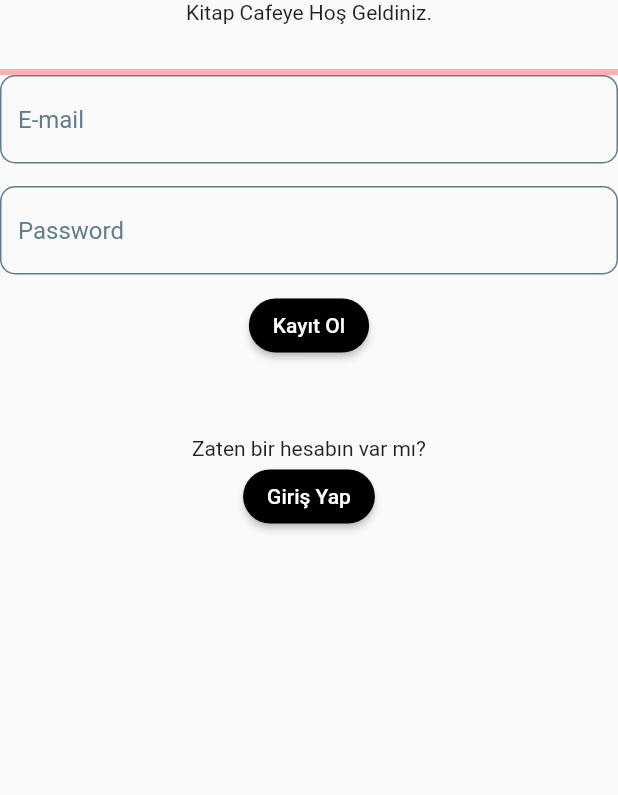
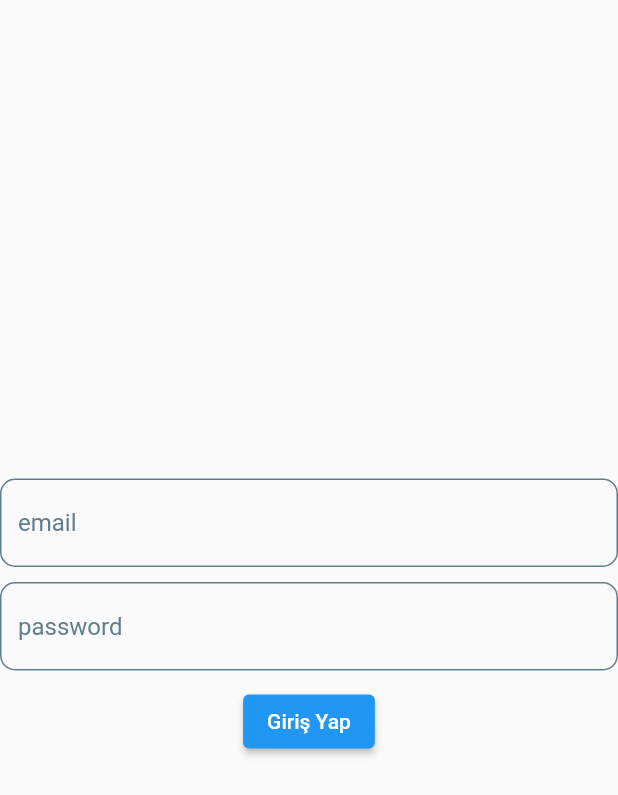
Before and after one commit to minaunal/BookCafe, a Flutter app: the Giris screen opened directly, on a phone screen of 412 x 824 dp. Shown: the top 795 px of the screen. Run offline on Flutter 3.47's test engine with Material 2 defaults, Android fonts, the light colour scheme and no system bars; our stand-ins replace firebase_auth, firebase_core, lottie; missing offline and left inert: flutter_animated_icons; accounts and stored records are empty.

Commit message:
kayıt ekranı tasarımı yapıldı, giriş ekranı kodları yazıldı

```diff
--- a/lib/anasayfa.dart
+++ /dev/null
@@ -1,2 +0,0 @@
-import 'package:flutter/material.dart';
-import 'package:firebase_auth/firebase_auth.dart';
--- /dev/null
+++ b/lib/giris.dart
@@ -0,0 +1,46 @@
+import 'package:fbase/main.dart';
+import 'package:fbase/kullaniciekrani.dart';
+import 'package:firebase_auth/firebase_auth.dart';
+import 'package:flutter/material.dart';
+import 'package:firebase_core/firebase_core.dart';
+
+class Giris extends StatefulWidget {
+  const Giris({super.key});
+
+  @override
+  State<Giris> createState() => _GirisState();
+}
+
+class _GirisState extends State<Giris> {
+  final _email = TextEditingController();
+  final _password = TextEditingController();
+  Future GirisYap() async {
+    await FirebaseAuth.instance.signInWithEmailAndPassword(
+      email: _email.text.trim(),
+      password: _password.text.trim(),
+    );
+
+  }
+  void func(){
+    return;
+  }
+
+  @override
+  Widget build(BuildContext context) {
+    return Scaffold(
+      body: Container(
+        child: Column(
+          mainAxisAlignment: MainAxisAlignment.center,
+      children: <Widget> [
+    TFdesign(alanadi: "email", onTap:func, degisken: _email),
+    TFdesign(alanadi: "password",onTap: func, degisken: _password),
+    ElevatedButton(onPressed: () {
+            Navigator.of(context).push(MaterialPageRoute(builder: (context) => Kullanici()));
+          },
+           child: Text("Giriş Yap"),),
+      ],
+      ),
+      ),
+    );
+  }
+}
--- a/lib/main.dart
+++ b/lib/main.dart
@@ -1,9 +1,10 @@
-import 'package:fbase/anasayfa.dart';
 import 'package:firebase_auth/firebase_auth.dart';
 import 'package:flutter/material.dart';
 import 'package:firebase_core/firebase_core.dart';
 import 'package:flutter_animated_icons/icons8.dart';
 import 'package:lottie/lottie.dart';
+
+import 'giris.dart';
 
 Future<void> main() async {
   WidgetsFlutterBinding.ensureInitialized();
@@ -18,10 +19,7 @@ class MyApp extends StatelessWidget {
     return MaterialApp(
       title: 'kitapcafe',
       initialRoute: "/",
-      routes: {
-        "/": (context) => Iskele(),
-       // "/anasayfa": (context) => AnaSayfa()
-      },
+      routes: {"/": (context) => Iskele(), "/anasayfa": (context) => Giris()},
     );
   }
 }
@@ -48,28 +46,31 @@ class _IskeleState extends State<Iskele> {
                   icon: Lottie.asset(Icons8.book,
                       height: 70, fit: BoxFit.fitHeight),
                   onPressed: null),
-              Giris(),
+              Kayit(),
             ]),
       ),
     );
   }
 }
 
-class Giris extends StatefulWidget {
-  const Giris({super.key});
+class Kayit extends StatefulWidget {
+  const Kayit({super.key});
 
   @override
-  State<Giris> createState() => _GirisState();
+  State<Kayit> createState() => _KayitState();
 }
 
-class _GirisState extends State<Giris> {
+class _KayitState extends State<Kayit> {
   final _email = TextEditingController();
   final _password = TextEditingController();
+  final _name = TextEditingController();
+  final _surname = TextEditingController();
   double _formProgress = 0;
+  bool _controlprogress=false;
 
   void _updateFormProgress() {
     var progress = 0.0;
-    var controllers = [_email, _password];
+    var controllers = [_email, _password,_name,_surname];
 
     for (var controller in controllers) {
       if (controller.value.text.isNotEmpty) {
@@ -78,6 +79,9 @@ class _GirisState extends State<Giris> {
     }
     setState(() {
       _formProgress = progress;
+      if(_formProgress==1){
+        _controlprogress=true;
+      }
     });
   }
 
@@ -86,88 +90,32 @@ class _GirisState extends State<Giris> {
         email: _email.text, password: _password.text);
   }
 
-  Future GirisYap() async {
-    await FirebaseAuth.instance.signInWithEmailAndPassword(
-      email: _email.text.trim(),
-      password: _password.text.trim(),
-    );
-    Navigator.pushNamed(context, '/anasayfa');
-  }
+
 
   @override
   Widget build(BuildContext context) {
-    return  Container(
+    return Container(
       child: Column(
-
         children: [
-
-            Text("Kitap Cafeye Hoş Geldiniz."),
+          Text("Chill & Study",
+          style: TextStyle(
+            fontFamily: 'Pacifico',
+            fontSize: 25,
+          ),),
           SizedBox(
             height: 30,
           ),
           AnimatedProgressIndicator(value: _formProgress),
-            TextField(
-              onChanged: (_email) {
-                _updateFormProgress();
-              },
-              style: TextStyle(color: Colors.black),
-              decoration: InputDecoration(
-                  enabledBorder: OutlineInputBorder(
-                    borderRadius: BorderRadius.circular(10),
-                    borderSide: BorderSide(
-                      color: Colors.blueGrey,
+          TFdesign(alanadi: "name", onTap:_updateFormProgress,degisken: _name),
+    TFdesign(alanadi: "surname", onTap:_updateFormProgress,degisken: _surname),
+          TFdesign(
+              alanadi: "email", onTap: _updateFormProgress, degisken: _email),
+          TFdesign(
+            alanadi: "password",
+            onTap: _updateFormProgress,
+            degisken: _password,
           ),
-                  ),
-                  focusedBorder: OutlineInputBorder(
-                    borderRadius: BorderRadius.circular(10),
-                    borderSide: BorderSide(
-                      color: Colors.black,
-                    ),
-                  ),
-                  hintText: "E-mail",
-                  hintStyle: TextStyle(color: Colors.blueGrey),
-                  border: OutlineInputBorder(
-                    borderRadius: BorderRadius.circular(10),
-                  )),
-              controller: _email,
-            ),
-            SizedBox(
-              height: 15,
-            ),
-            TextField(
-              onChanged: (_password) {
-                _updateFormProgress();
-              },
-              style: TextStyle(color: Colors.black),
-              decoration: InputDecoration(
-                  enabledBorder: OutlineInputBorder(
-                    borderRadius: BorderRadius.circular(10),
-                    borderSide: BorderSide(
-                      color: Colors.blueGrey,
-                    ),
-                  ),
-                  focusedBorder: OutlineInputBorder(
-                    borderRadius: BorderRadius.circular(10),
-                    borderSide: BorderSide(
-                      color: Colors.black,
-                    ),
-                  ),
-                  hintText: "Password",
-                  hintStyle: TextStyle(color: Colors.blueGrey),
-                  border: OutlineInputBorder(
-                    borderRadius: BorderRadius.circular(10),
-                  )),
-              controller: _password,
-            ),
-            SizedBox(
-              height: 10,
-            ),
-
-
-
-
           ElevatedButton(
-
             style: ElevatedButton.styleFrom(
               backgroundColor: Colors.black,
               foregroundColor: Colors.white,
@@ -175,16 +123,19 @@ class _GirisState extends State<Giris> {
                 borderRadius: BorderRadius.circular(32.0),
               ),
             ),
-                onPressed: KayitOl,
-                child: Text("Kayıt Ol"),
 
+            onPressed: _controlprogress ? () => KayitOl() : null,
+            child: Text("Sign in"),
           ),
           SizedBox(
             height: 50,
           ),
-            Text("Zaten bir hesabın var mı?"),
+          Text("Already have an account?"),
+          Text("Log in."),
+          Row(
+            mainAxisAlignment: MainAxisAlignment.center,
+            children: <Widget> [
           ElevatedButton(
-
             style: ElevatedButton.styleFrom(
               backgroundColor: Colors.black,
               foregroundColor: Colors.white,
@@ -192,9 +143,25 @@ class _GirisState extends State<Giris> {
                 borderRadius: BorderRadius.circular(32.0),
               ),
             ),
-                onPressed: GirisYap,
-                child: Text("Giriş Yap"),
-
+           onPressed: () {
+           // Navigator.of(context).push(MaterialPageRoute(builder: (context) => Giris()));
+          },
+            child: Text("Manager"),
+          ),
+         ElevatedButton(
+            style: ElevatedButton.styleFrom(
+              backgroundColor: Colors.black,
+              foregroundColor: Colors.white,
+              shape: RoundedRectangleBorder(
+                borderRadius: BorderRadius.circular(32.0),
+              ),
+            ),
+            onPressed: () {
+            Navigator.of(context).push(MaterialPageRoute(builder: (context) => Giris()));
+          },
+            child: Text("Student"),
+          ),
+            ],
           ),
         ],
       ),
@@ -264,3 +231,56 @@ class _AnimatedProgressIndicatorState extends State<AnimatedProgressIndicator>
     );
   }
 }
+
+class TFdesign extends StatefulWidget {
+  final alanadi;
+  final Function()? onTap;
+  final degisken;
+
+  TFdesign({Key? mykey, this.alanadi, this.onTap, this.degisken})
+      : super(key: mykey);
+
+  @override
+  State<TFdesign> createState() => _TFdesignState();
+}
+
+class _TFdesignState extends State<TFdesign> {
+  @override
+  void initState() {
+    super.initState();
+    widget.degisken.addListener(widget.onTap);
+  }
+
+  @override
+  Widget build(BuildContext context) {
+    return Column(
+      children: <Widget>[
+        TextField(
+          style: TextStyle(color: Colors.black),
+          decoration: InputDecoration(
+              enabledBorder: OutlineInputBorder(
+                borderRadius: BorderRadius.circular(10),
+                borderSide: BorderSide(
+                  color: Colors.blueGrey,
+                ),
+              ),
+              focusedBorder: OutlineInputBorder(
+                borderRadius: BorderRadius.circular(10),
+                borderSide: BorderSide(
+                  color: Colors.black,
+                ),
+              ),
+              hintText: widget.alanadi,
+              hintStyle: TextStyle(color: Colors.blueGrey),
+              border: OutlineInputBorder(
+                borderRadius: BorderRadius.circular(10),
+              )),
+          controller: widget.degisken,
+        ),
+        SizedBox(
+          height: 10,
+        ),
+      ],
+    );
+  }
+}
```
Also changed, not shown: lib/kullaniciekrani.dart (added, +10 -0 lines), pubspec.yaml (+4 -4 lines), fonts/Kanit-Light.ttf (added), fonts/Pacifico-Regular.ttf (added). Lines whose indentation alone changed are shown as unchanged.
